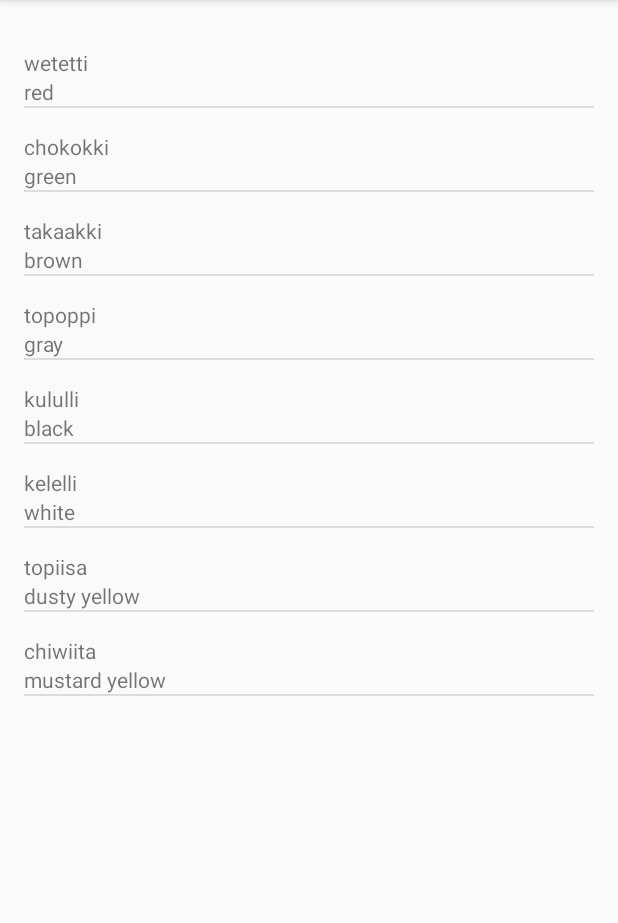
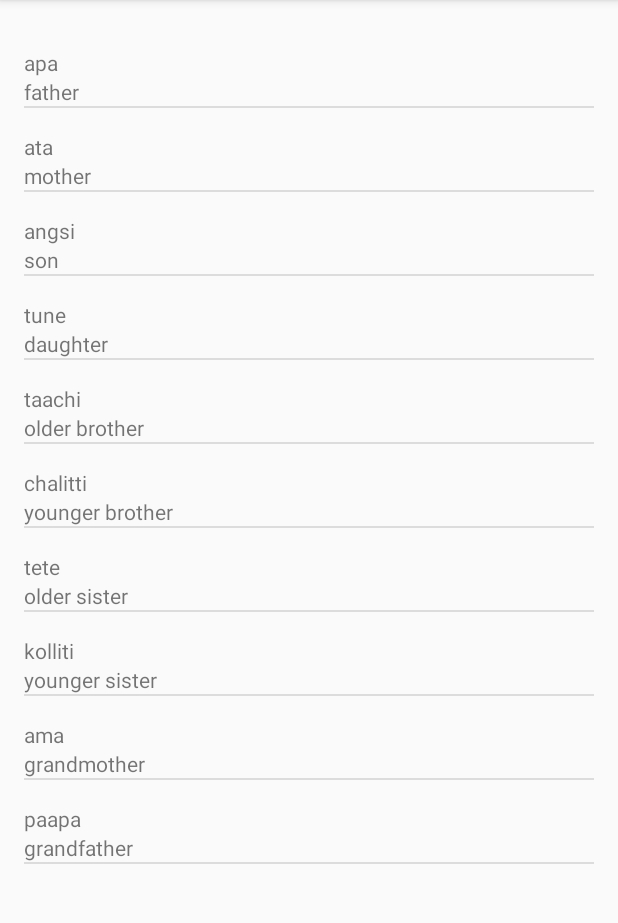
Before and after one commit to vsanjuan/Miwok2, an Android app: the FamilyActivity screen opened directly, with no data from a screen before it, on a phone screen of 412 x 824 dp, the part 84-1007 px from its top. Run offline under Robolectric (Android 15) with nearby library versions, the phone set to English and light mode, and no system bars.

Commit message:
Feat. Update words translations rest activities

```diff
--- a/app/src/main/java/com/example/android/miwok/FamilyActivity.java
+++ b/app/src/main/java/com/example/android/miwok/FamilyActivity.java
@@ -31,14 +31,17 @@ public class FamilyActivity extends AppCompatActivity {
         //TODO: Add words here
         ArrayList<Word> words = new ArrayList<>();
 
-        words.add(new Word("red","wetetti"));
-        words.add(new Word("green","chokokki"));
-        words.add(new Word("brown","takaakki"));
-        words.add(new Word("gray","topoppi"));
-        words.add(new Word("black","kululli"));
-        words.add(new Word("white","kelelli"));
-        words.add(new Word("dusty yellow","topiisa"));
-        words.add(new Word("mustard yellow","chiwiita"));
+        words.add(new Word("father","apa"));
+        words.add(new Word("mother","ata"));
+        words.add(new Word("son","angsi"));
+        words.add(new Word("daughter","tune"));
+        words.add(new Word("older brother","taachi"));
+        words.add(new Word("younger brother","chalitti"));
+        words.add(new Word("older sister","tete"));
+        words.add(new Word("younger sister","kolliti"));
+        words.add(new Word("grandmother","ama"));
+        words.add(new Word("grandfather","paapa"));
+
 
         /*
         Method to save memory by reusing the view
```
Also changed, not shown: app/src/main/java/com/example/android/miwok/PhrasesActivity.java (+9 -8 lines).
